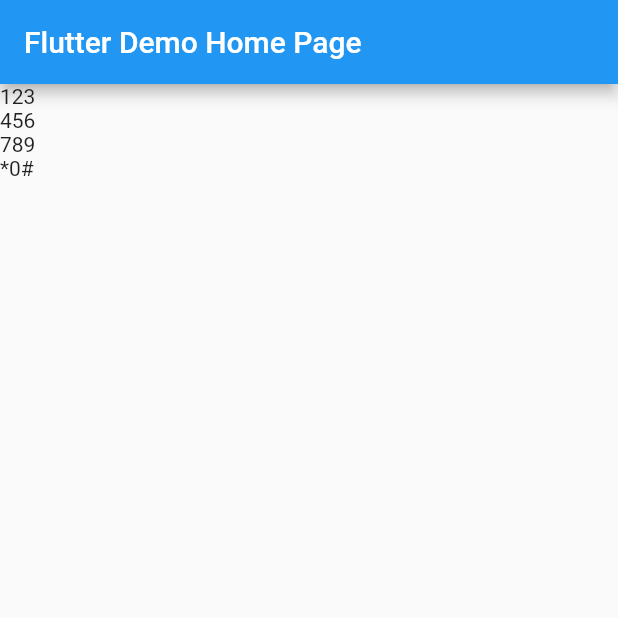
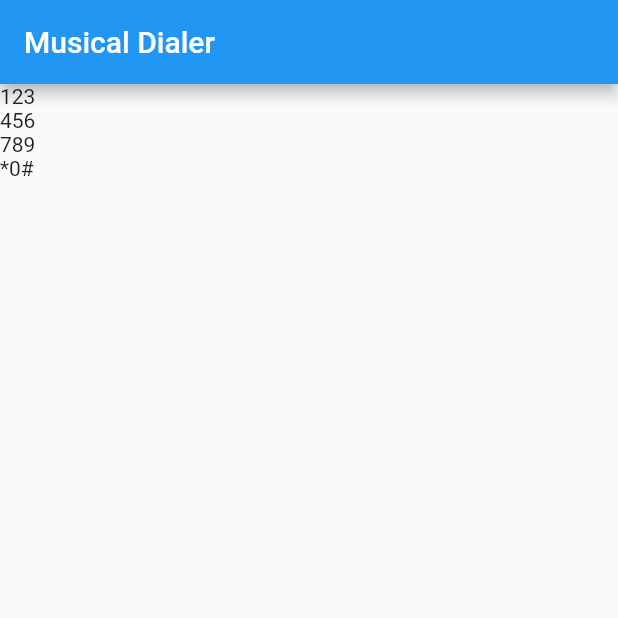
Before and after one commit to MateusRodCosta/musical-dialer, a Flutter app: the screen it shows after launch, on a phone screen of 412 x 824 dp, the top half of it. Run offline on Flutter 3.47's test engine with Material 2 defaults, Android fonts, the light colour scheme and no system bars.

Commit message:
Refactor and adjust identation

```diff
--- a/lib/main.dart
+++ b/lib/main.dart
@@ -1,40 +1,22 @@
 import 'package:flutter/material.dart';
 
-void main() => runApp(new MyApp());
+void main() => runApp(new DialpadApp());
 
-class MyApp extends StatelessWidget {
-  // This widget is the root of your application.
+class DialpadApp extends StatelessWidget {
   @override
   Widget build(BuildContext context) {
     return new MaterialApp(
-      title: 'Flutter Demo',
+      title: 'Musical Dialer',
       theme: new ThemeData(
-        // This is the theme of your application.
-        //
-        // Try running your application with "flutter run". You'll see the
-        // application has a blue toolbar. Then, without quitting the app, try
-        // changing the primarySwatch below to Colors.green and then invoke
-        // "hot reload" (press "r" in the console where you ran "flutter run",
-        // or press Run > Flutter Hot Reload in IntelliJ). Notice that the
-        // counter didn't reset back to zero; the application is not restarted.
         primarySwatch: Colors.blue,
       ),
-      home: new MyHomePage(title: 'Flutter Demo Home Page'),
+      home: new MyHomePage(title: 'Musical Dialer'),
     );
   }
 }
 
 class MyHomePage extends StatefulWidget {
   MyHomePage({Key key, this.title}) : super(key: key);
-
-  // This widget is the home page of your application. It is stateful, meaning
-  // that it has a State object (defined below) that contains fields that affect
-  // how it looks.
-
-  // This class is the configuration for the state. It holds the values (in this
-  // case the title) provided by the parent (in this case the App widget) and
-  // used by the build method of the State. Fields in a Widget subclass are
-  // always marked "final".
 
   final String title;
 
@@ -43,34 +25,16 @@
 }
 
 class _MyHomePageState extends State<MyHomePage> {
-  int _counter = 0;
-
-  void _incrementCounter() {
-    setState(() {
-      // This call to setState tells the Flutter framework that something has
-      // changed in this State, which causes it to rerun the build method below
-      // so that the display can reflect the updated values. If we changed
-      // _counter without calling setState(), then the build method would not be
-      // called again, and so nothing would appear to happen.
-      _counter++;
-    });
-  }
 
   @override
   Widget build(BuildContext context) {
-    // This method is rerun every time setState is called, for instance as done
-    // by the _incrementCounter method above.
-    //
-    // The Flutter framework has been optimized to make rerunning build methods
-    // fast, so that you can just rebuild anything that needs updating rather
-    // than having to individually change instances of widgets.
     return new Scaffold(
         appBar: new AppBar(
-          // Here we take the value from the MyHomePage object that was created by
-          // the App.build method, and use it to set our appbar title.
           title: new Text(widget.title),
         ),
-        body: new Column(
+        body: new Container(
+            padding: const EdgeInsets.only(bottom: 8.0),
+            child: new Column(
               children: <Widget>[
                 new Row(children: <Widget>[
                   new Text('1'),
@@ -93,6 +57,8 @@
                   new Text('#'),
                 ]),
               ],
-        ));
+            )
+        )
+    );
   }
 }
```
Lines whose indentation alone changed are shown as unchanged.
